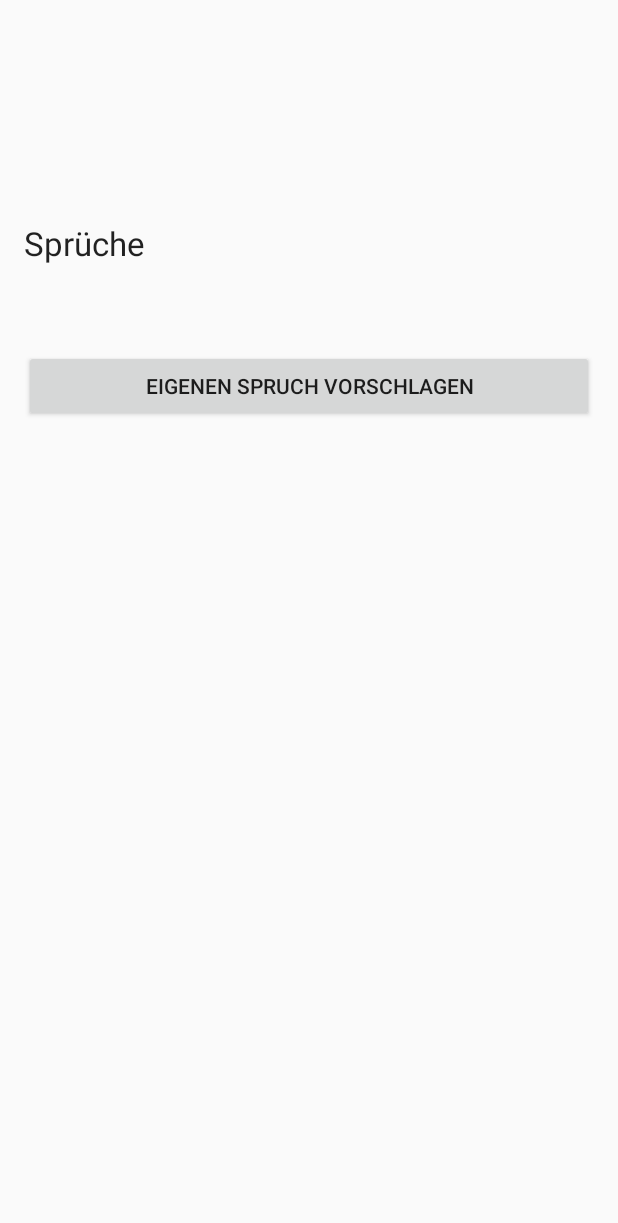
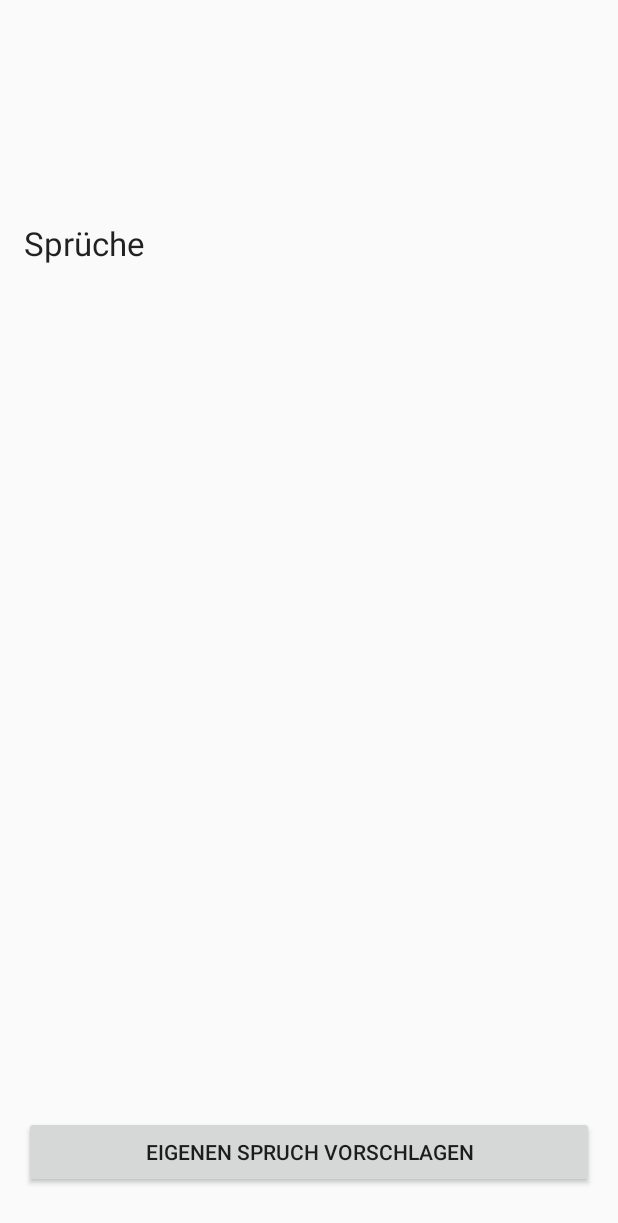
Before and after one commit to gisbertamm/kfz-kennzeichen, an Android app: the layout fragment_result.xml on its own in the app's theme, with its tools: preview values and no code run, on a phone screen of 412 x 824 dp. Shown: the top 1223 px of the screen. Run offline under Robolectric (Android 15) with nearby library versions, the phone set to English and light mode, and no system bars.

Commit message:
enhanced layout

```diff
--- a/app/src/main/res/layout/fragment_result.xml
+++ b/app/src/main/res/layout/fragment_result.xml
@@ -65,8 +65,9 @@
         android:id="@+id/button_propose_joke"
         android:layout_width="match_parent"
         android:layout_height="wrap_content"
-        android:layout_below="@+id/result_jokes"
+        android:layout_alignParentBottom="true"
         android:layout_centerHorizontal="true"
         android:layout_marginTop="16dp"
+        android:layout_marginBottom="16dp"
         android:text="@string/button_propose_joke" />
 </RelativeLayout>
```
